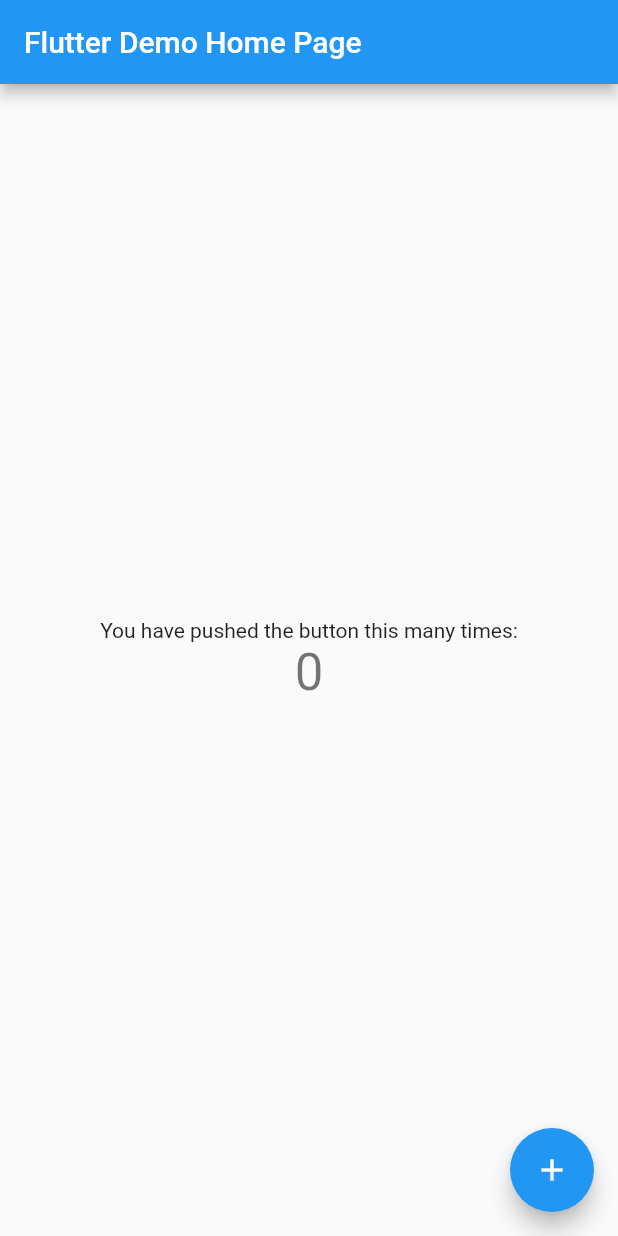
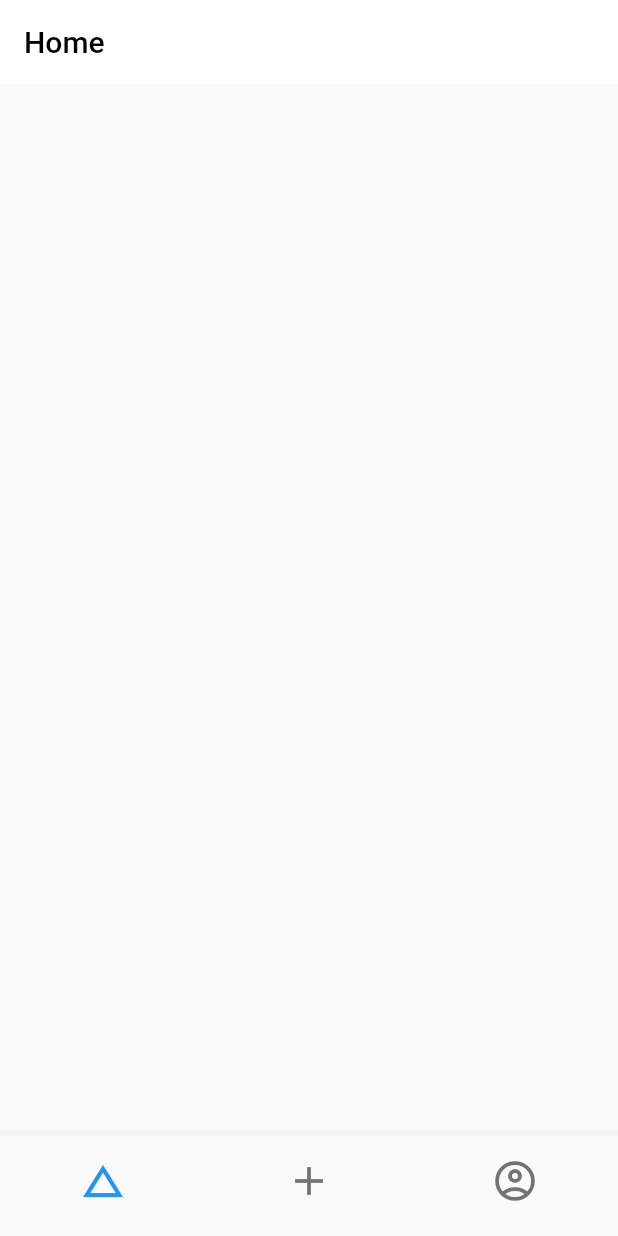
Before and after one commit to zhengzuodi/w_store_flutter, a Flutter app: the screen it shows after launch, on a phone screen of 412 x 824 dp. Run offline on Flutter 3.47's test engine with Material 2 defaults, Android fonts, the phone set to English and light mode, and no system bars; our stand-ins replace outline_material_icons.

Commit message:
添加导航页

```diff
--- a/lib/main.dart
+++ b/lib/main.dart
@@ -1,70 +1,5 @@
 import 'package:flutter/material.dart';
 
-void main() => runApp(MyApp());
+import 'src/app.dart';
 
-class MyApp extends StatelessWidget {
-  // This widget is the root of your application.
-  @override
-  Widget build(BuildContext context) {
-    return MaterialApp(
-      title: 'Flutter Demo',
-      theme: ThemeData(
-        primarySwatch: Colors.blue,
-      ),
-      home: MyHomePage(title: 'Flutter Demo Home Page'),
-    );
-  }
-}
-
-class MyHomePage extends StatefulWidget {
-  MyHomePage({Key key, this.title}) : super(key: key);
-
-
-  final String title;
-
-  @override
-  _MyHomePageState createState() => _MyHomePageState();
-}
-
-class _MyHomePageState extends State<MyHomePage> {
-  int _counter = 0;
-
-  void _incrementCounter() {
-    setState(() {
-
-      _counter++;
-    });
-  }
-
-  @override
-  Widget build(BuildContext context) {
-
-    return Scaffold(
-      appBar: AppBar(
-
-        title: Text(widget.title),
-      ),
-      body: Center(
-
-        child: Column(
-
-          mainAxisAlignment: MainAxisAlignment.center,
-          children: <Widget>[
-            Text(
-              'You have pushed the button this many times:',
-            ),
-            Text(
-              '$_counter',
-              style: Theme.of(context).textTheme.display1,
-            ),
-          ],
-        ),
-      ),
-      floatingActionButton: FloatingActionButton(
-        onPressed: _incrementCounter,
-        tooltip: 'Increment',
-        child: Icon(Icons.add),
-      ), // This trailing comma makes auto-formatting nicer for build methods.
-    );
-  }
-}
+void main() => runApp(App());
--- /dev/null
+++ b/lib/src/add/add.dart
@@ -0,0 +1,19 @@
+
+import 'package:flutter/material.dart';
+
+class Add extends StatefulWidget {
+  @override
+  _AddState createState() => _AddState();
+}
+
+class _AddState extends State<Add> {
+  @override
+  Widget build(BuildContext context) {
+    return Scaffold(
+      appBar: AppBar(
+        title: Text('Add'),
+
+      ),
+    );
+  }
+}
--- /dev/null
+++ b/lib/src/app.dart
@@ -0,0 +1,55 @@
+import 'package:flutter/material.dart';
+import 'package:provider/provider.dart';
+import 'package:w_store_flutter/src/add/add.dart';
+import 'package:w_store_flutter/src/home/home.dart';
+import 'package:w_store_flutter/src/profile/profile.dart';
+import 'package:w_store_flutter/src/providers/current_page.dart';
+import 'package:w_store_flutter/src/widgets/app_bottom_navigation_bar.dart';
+
+class App extends StatefulWidget {
+  @override
+  _AppState createState() => _AppState();
+}
+
+class _AppState extends State<App> {
+  @override
+  Widget build(BuildContext context) {
+    return MaterialApp(
+      title: 'w.store',
+      debugShowCheckedModeBanner: false,
+      theme: ThemeData(
+        primaryColor: Colors.black,
+        accentColor: Colors.black87,
+        appBarTheme: AppBarTheme(
+          elevation: 0.0,
+          color: Colors.white,
+          brightness: Brightness.light,
+          textTheme: TextTheme(
+            title: TextStyle(
+              color: Colors.black,
+              fontSize: 20.0,
+              fontWeight: FontWeight.w500,
+            ),
+          ),
+        ),
+      ),
+      home: ChangeNotifierProvider<CurrentPage>(
+        builder: (context) => CurrentPage(),
+
+        child: Scaffold(
+          body: Consumer<CurrentPage>(
+            builder: (context, currentPage, child) => IndexedStack(
+              index: currentPage.index,
+              children: <Widget>[
+                Home(),
+                Add(),
+                Profile()
+              ],
+            ),
+          ),
+          bottomNavigationBar: AppBottomNavigationBar(),
+        ),
+      ),
+    );
+  }
+}
--- /dev/null
+++ b/lib/src/home/home.dart
@@ -0,0 +1,18 @@
+import 'package:flutter/material.dart';
+import 'package:w_store_flutter/src/app.dart';
+
+class Home extends StatefulWidget {
+  @override
+  _HomeState createState() => _HomeState();
+}
+
+class _HomeState extends State<Home> {
+  @override
+  Widget build(BuildContext context) {
+    return Scaffold(
+      appBar: AppBar(
+        title: Text('Home'),
+      ),
+    );
+  }
+}
--- /dev/null
+++ b/lib/src/profile/profile.dart
@@ -0,0 +1,17 @@
+import 'package:flutter/material.dart';
+
+class Profile extends StatefulWidget {
+  @override
+  _ProfileState createState() => _ProfileState();
+}
+
+class _ProfileState extends State<Profile> {
+  @override
+  Widget build(BuildContext context) {
+    return Scaffold(
+      appBar: AppBar(
+        title: Text('Profile'),
+      ),
+    );
+  }
+}
--- /dev/null
+++ b/lib/src/providers/current_page.dart
@@ -0,0 +1,12 @@
+
+import 'package:flutter/foundation.dart';
+
+class CurrentPage with ChangeNotifier{
+  int _index = 0;
+  int get index => _index;
+
+  set index(int value) {
+    _index = value;
+    notifyListeners();
+  }
+}
--- /dev/null
+++ b/lib/src/widgets/app_bottom_navigation_bar.dart
@@ -0,0 +1,48 @@
+
+import 'package:flutter/material.dart';
+import 'package:outline_material_icons/outline_material_icons.dart';
+import 'package:provider/provider.dart';
+import 'package:w_store_flutter/src/providers/current_page.dart';
+
+class AppBottomNavigationBar extends StatelessWidget {
+
+  @override
+  Widget build(BuildContext context) {
+
+    final currentPage = Provider.of<CurrentPage>(context);
+
+
+    return BottomNavigationBar(
+      currentIndex: currentPage.index,
+      onTap: (value) => currentPage.index = value,
+      showSelectedLabels: false,
+      showUnselectedLabels: false,
+      items: <BottomNavigationBarItem> [
+        BottomNavigationBarItem(
+          icon: Icon(
+            Icons.change_history,
+            size: 32,
+          ),
+          title: Text('首页'),
+        ),
+
+        BottomNavigationBarItem(
+          icon: Icon(
+            Icons.add,
+            size: 32,
+          ),
+          title: Text('添加'),
+        ),
+
+        BottomNavigationBarItem(
+          icon: Icon(
+            OMIcons.accountCircle,
+            size: 32,
+          ),
+          title: Text('帐户'),
+        ),
+
+      ],
+    );
+  }
+}
--- a/pubspec.yaml
+++ b/pubspec.yaml
@@ -19,6 +19,8 @@ environment:
 dependencies:
   flutter:
     sdk: flutter
+  outline_material_icons: ^0.1.1
+  provider: ^3.1.0+1
 
   # The following adds the Cupertino Icons font to your application.
   # Use with the CupertinoIcons class for iOS style icons.
```
Also changed, not shown: pubspec.lock, 1 other file.
